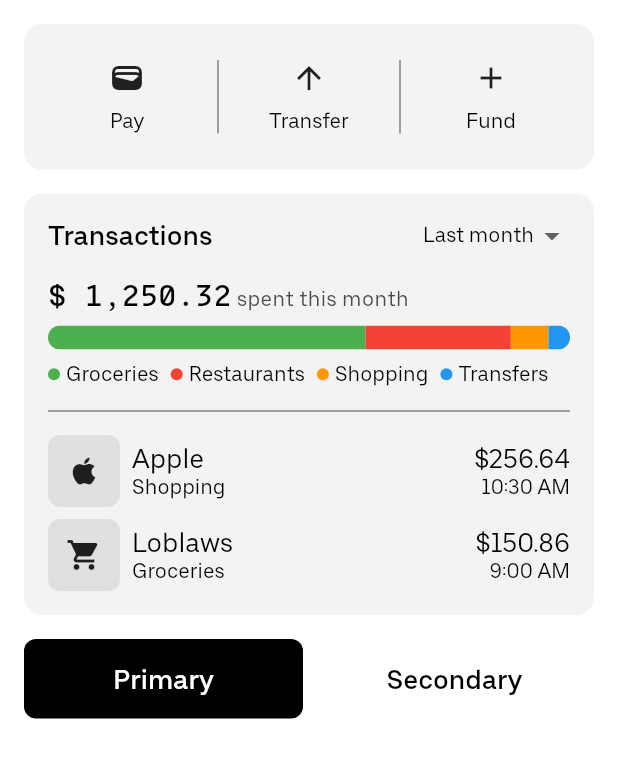
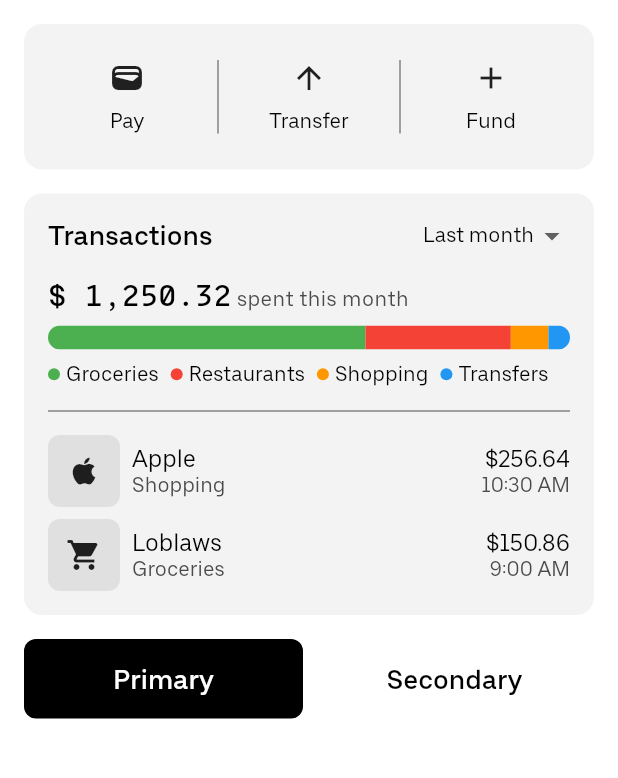
Before and after one commit to TimmyRB/Bluejay, a Flutter app: the screen it shows after launch, on a phone screen of 412 x 824 dp, the part 60-838 px from its top. Run offline on Flutter 3.47's test engine with Material 2 defaults, Android fonts, the phone set to English and light mode, and no system bars.

Commit message:
Updated fonts

```diff
--- a/lib/components/horizontal_icon_text.dart
+++ b/lib/components/horizontal_icon_text.dart
@@ -31,7 +31,7 @@ class BlueHorizontalIconAndText extends StatelessWidget {
           child: Column(
             children: [
               DefaultTextStyle.merge(
-                style: Theme.of(context).textTheme.bodyLarge,
+                style: Theme.of(context).textTheme.bodyMedium,
                 child: Row(
                   mainAxisSize: MainAxisSize.max,
                   mainAxisAlignment: MainAxisAlignment.spaceBetween,
@@ -39,7 +39,10 @@ class BlueHorizontalIconAndText extends StatelessWidget {
                 ),
               ),
               DefaultTextStyle.merge(
-                style: Theme.of(context).textTheme.bodySmall,
+                style: Theme.of(context)
+                    .textTheme
+                    .bodySmall
+                    ?.copyWith(color: Theme.of(context).colorScheme.secondary),
                 child: Row(
                   mainAxisSize: MainAxisSize.max,
                   mainAxisAlignment: MainAxisAlignment.spaceBetween,
```
